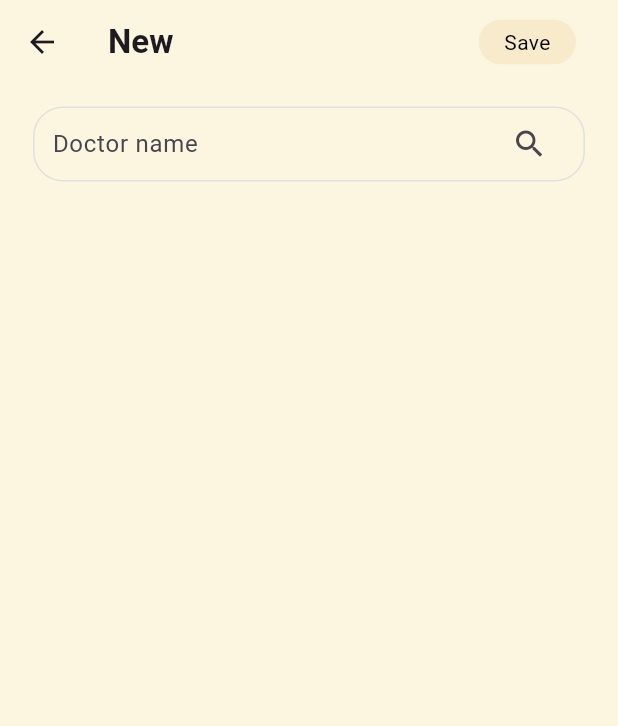
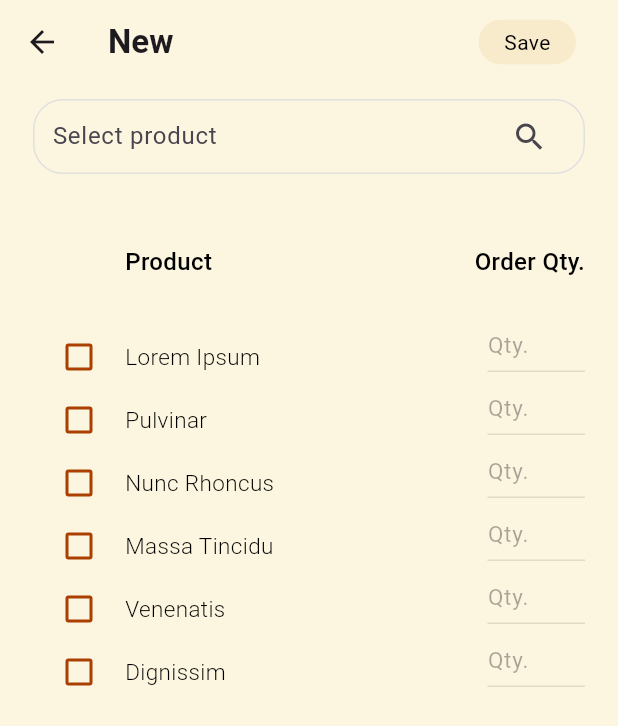
Before and after one commit to amanpal8sss/flutter_, a Flutter app: the PobNewPage screen opened by its route, on a phone screen of 412 x 824 dp. Shown: the top 726 px of the screen. Run offline on Flutter 3.47's test engine with Material 3 defaults, Android fonts, the phone set to English and light mode, and no system bars.

Commit message:
Updated new pob

```diff
--- /dev/null
+++ b/lib/models/products_screen_model.dart
@@ -0,0 +1,13 @@
+import 'package:flutter/material.dart';
+
+class ProductModel {
+  final String product;
+  bool isChecked;
+  TextEditingController orderQty;
+
+  ProductModel({
+    required this.product,
+    this.isChecked = false,
+    required this.orderQty,
+  });
+}
--- a/lib/screens/pob/pob_page/pob_new_page.dart
+++ b/lib/screens/pob/pob_page/pob_new_page.dart
@@ -3,15 +3,17 @@ import 'package:pob_ui/widgets/app_bar_custom_button.dart';
 import 'package:pob_ui/widgets/app_scaffold.dart';
 import 'package:pob_ui/widgets/custom_app_bar.dart';
 import 'package:pob_ui/widgets/custom_form_text_field.dart';
+import 'package:pob_ui/widgets/products_screen.dart';
 
 class PobNewPage extends StatelessWidget {
   const PobNewPage({super.key});
 
   @override
   Widget build(BuildContext context) {
-    final searchField=CustomSearchBar(
-      hintText: "select product",
+    final searchField = CustomSearchBar(
+      hintText: "Select product",
     );
+
     return AppScaffold(
       backgroundColor: const Color(0xFFFCF5DF),
       appBar: CustomAppBar(
@@ -21,39 +23,29 @@ class PobNewPage extends StatelessWidget {
             padding: const EdgeInsets.only(right: 28.0),
             child: AppBarActionButton(
               labelText: "Save",
-                onPressed: () => print("object"),
+              onPressed: () => debugPrint("Save button pressed"),
             ),
-            )
+          ),
         ],
       ),
       body: Column(
         children: [
           Padding(
-                padding: EdgeInsets.symmetric(horizontal: 22.0)
-                    .copyWith(bottom: 20.0, top: 15.0),
-            child: Row(
-                children: [
-                  Expanded(
+            padding: const EdgeInsets.symmetric(horizontal: 22.0)
+                .copyWith( top: 10.0),
             child: LayoutBuilder(
-                      builder: (_, searchFieldBoxConstraints) {
-                        return searchFieldBoxConstraints.maxWidth > 600
-                            ? Row(
-                                mainAxisAlignment: MainAxisAlignment.center,
-                                children: [
-                                  SizedBox(
-                                    width: 600,
-                                    child: searchField,
-                                  ),
-                                ],
+              builder: (_, constraints) {
+                return constraints.maxWidth > 600
+                    ? Center(
+                        child: SizedBox(width: 600, child: searchField),
                       )
                     : searchField;
               },
             ),
           ),
+          const Expanded(child: ProductScreen()),
         ],
       ),
-            ),
-          ],
-        ));
+    );
   }
 }
--- a/lib/widgets/app_list_page.dart
+++ b/lib/widgets/app_list_page.dart
@@ -98,7 +98,7 @@ class AppList extends StatelessWidget {
                   ),
                 ),
                 itemCount: 7,
-                itemCount: 12,
+
                 separatorBuilder: (_, i) => const ListingDivider(),
               ),
             ),
--- a/lib/widgets/app_scaffold.dart
+++ b/lib/widgets/app_scaffold.dart
@@ -5,6 +5,7 @@ class AppScaffold extends StatelessWidget {
   final PreferredSizeWidget? appBar;
   final Color? backgroundColor;
   final Widget? body;
+
   const AppScaffold({
     super.key,
     this.backgroundColor,
--- a/lib/widgets/custom_form_text_field.dart
+++ b/lib/widgets/custom_form_text_field.dart
@@ -1,7 +1,8 @@
 import 'package:flutter/material.dart';
 
 class CustomSearchBar extends StatelessWidget {
-  const CustomSearchBar({super.key});
+  final String hintText;
+  const CustomSearchBar({super.key,required this.hintText});
 
   @override
   Widget build(BuildContext context) {
@@ -17,7 +18,7 @@ class CustomSearchBar extends StatelessWidget {
           Expanded(
             child: TextField(
               decoration: InputDecoration(
-                hintText: "Doctor name",
+                hintText: hintText,
                 border: InputBorder.none,
               ),
             ),
--- /dev/null
+++ b/lib/widgets/product_quantity_text_field.dart
@@ -0,0 +1,45 @@
+import 'package:flutter/material.dart';
+import 'package:flutter/services.dart';
+
+class ProductQuantityTextField extends StatelessWidget {
+  final TextEditingController controller;
+  final bool isEnabled;
+  const ProductQuantityTextField({
+    super.key,
+    required this.controller,
+    required this.isEnabled,
+  });
+
+  @override
+  Widget build(BuildContext context) {
+    return Row(
+      mainAxisAlignment: MainAxisAlignment.end,
+      children: [
+        SizedBox(
+          width: 65,
+          height: 42,
+          child: TextField(
+            controller: controller,
+            enabled: isEnabled,
+            cursorColor: const Color(0xFFAA3F00),
+            inputFormatters: [
+              FilteringTextInputFormatter.digitsOnly,
+            ],
+            keyboardType: TextInputType.number,
+            decoration: InputDecoration(
+              hintText: "Qty.",
+              focusedBorder: UnderlineInputBorder(
+                borderSide: BorderSide(
+                  color: const Color(0xFFAA3F00),
+                ),
+              ),
+              hintStyle: const TextStyle(
+                fontSize: 15.0,
+              ),
+            ),
+          ),
+        ),
+      ],
+    );
+  }
+}
--- /dev/null
+++ b/lib/widgets/product_text_header.dart
@@ -0,0 +1,31 @@
+import 'package:flutter/material.dart';
+
+const _headerTextStyle = TextStyle(
+  color: Colors.black,
+  fontWeight: FontWeight.w500,
+  fontSize: 16.0,
+);
+
+class ProductTextHeader extends StatelessWidget {
+  final String label;
+  final TextAlign textAlign;
+  const ProductTextHeader({
+    super.key,
+    required this.label,
+    this.textAlign = TextAlign.end,
+  });
+
+  @override
+  Widget build(BuildContext context) {
+    return SizedBox(
+      width: double.infinity,
+      child: Text(
+        label,
+        textAlign: textAlign,
+        style: _headerTextStyle,
+        maxLines: 1,
+        overflow: TextOverflow.ellipsis,
+      ),
+    );
+  }
+}
--- /dev/null
+++ b/lib/widgets/products_screen.dart
@@ -0,0 +1,146 @@
+import 'package:flutter/material.dart';
+import 'package:pob_ui/models/products_screen_model.dart';
+import 'package:pob_ui/widgets/app_scaffold.dart';
+import 'package:pob_ui/widgets/custom_app_bar.dart';
+import 'package:pob_ui/widgets/product_quantity_text_field.dart';
+import 'package:pob_ui/widgets/product_text_header.dart';
+
+
+const _dummyProducts = [
+  "Lorem Ipsum",
+  "Pulvinar",
+  "Nunc Rhoncus",
+  "Massa Tincidu",
+  "Venenatis",
+  "Dignissim",
+];
+
+final _products = _dummyProducts
+    .map(
+      (e) => ProductModel(
+        product: e,
+        orderQty: TextEditingController(),
+      ),
+    )
+    .toList();
+
+class ProductScreen extends StatelessWidget {
+  const ProductScreen({super.key});
+
+  void _onChecked(int i, bool? value) {
+    _products[i].isChecked = value ?? false;
+    if (value != false) return;
+    _products[i].orderQty.text = "";
+  }
+
+  @override
+  Widget build(BuildContext context) {
+    return Padding(
+          padding: EdgeInsets.symmetric(horizontal: 22.0).copyWith(
+            top: 20.0,
+          ),
+          child: Column(
+            children: [
+              Padding(
+                padding: const EdgeInsets.symmetric(horizontal: 5.0),
+              ),
+              const SizedBox(height: 27),
+              Expanded(
+                child: LayoutBuilder(
+                  builder: (_, boxConstraints) => SizedBox(
+                    width: boxConstraints.maxWidth > 850 ? 850 : null,
+                    child: Column(
+                      children: [
+                        Row(
+                          children: [
+                            const Expanded(
+                              flex: 1,
+                              child: SizedBox(),
+                            ),
+                            Expanded(
+                              flex: 3,
+                              child: ProductTextHeader(
+                                label: "Product",
+                                textAlign: TextAlign.start,
+                              ),
+                            ),
+                            Expanded(
+                              flex: 2,
+                              child: ProductTextHeader(
+                                label:"Order Qty.",
+                              ),
+                            ),
+                          ],
+                        ),
+                        const SizedBox(height: 20),
+                        Expanded(
+                          child: ListView.builder(
+                            itemCount: _products.length + 1,
+                            itemBuilder: (_, i) => i == _products.length
+                                ? const SizedBox(height: 30)
+                                : StatefulBuilder(
+                                    builder: (_, setState) => Row(
+                                      crossAxisAlignment:
+                                          CrossAxisAlignment.end,
+                                      children: [
+                                        Expanded(
+                                          flex: 1,
+                                          child: SizedBox(
+                                            height: 20,
+                                            width: 20,
+                                            child: Checkbox(
+                                              value: _products[i].isChecked,
+                                              activeColor:
+                                                   const Color(0xFFAA3F00),
+                                              checkColor: Colors.white,
+                                              side: BorderSide(
+                                                width: 2,
+                                                color: const Color(0xFFAA3F00),
+                                              ),
+                                              onChanged: (value) => setState(
+                                                () => _onChecked(i, value),
+                                              ),
+                                            ),
+                                          ),
+                                        ),
+                                        Expanded(
+                                          flex: 3,
+                                          child: SizedBox(
+                                            width: double.infinity,
+                                            child: Padding(
+                                              padding: const EdgeInsets.only(
+                                                  top: 20.0),
+                                              child: Text(
+                                                _products[i].product,
+                                                textAlign: TextAlign.start,
+                                                style: TextStyle(
+                                                  color: Colors.black,
+                                                  fontWeight: FontWeight.w300,
+                                                  fontSize: 15.0,
+                                                ),
+                                              ),
+                                            ),
+                                          ),
+                                        ),
+                                        Expanded(
+                                          flex: 2,
+                                          child: ProductQuantityTextField(
+                                            isEnabled: _products[i].isChecked,
+                                            controller: _products[i].orderQty,
+                                          ),
+                                        ),
+                                      ],
+                                    ),
+                                  ),
+                          ),
+                        ),
+                      ],
+                    ),
+                  ),
+                ),
+              ),
+            ],
+          ),
+        );
+  }
+}
```
Lines whose indentation alone changed are shown as unchanged.
